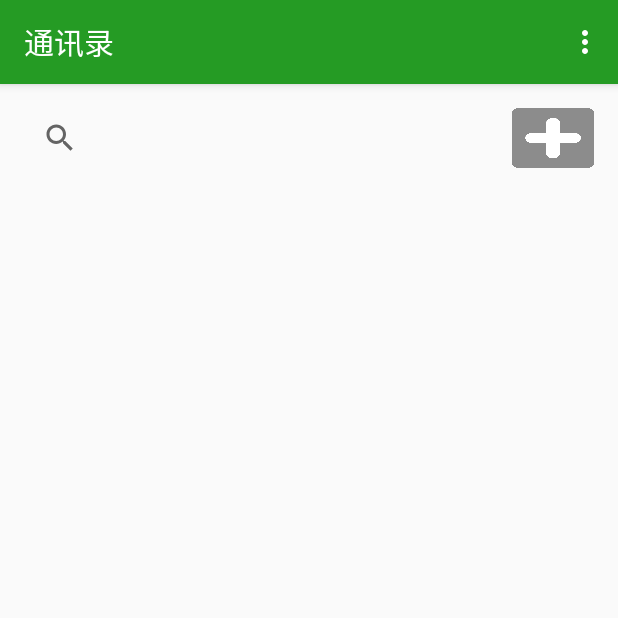
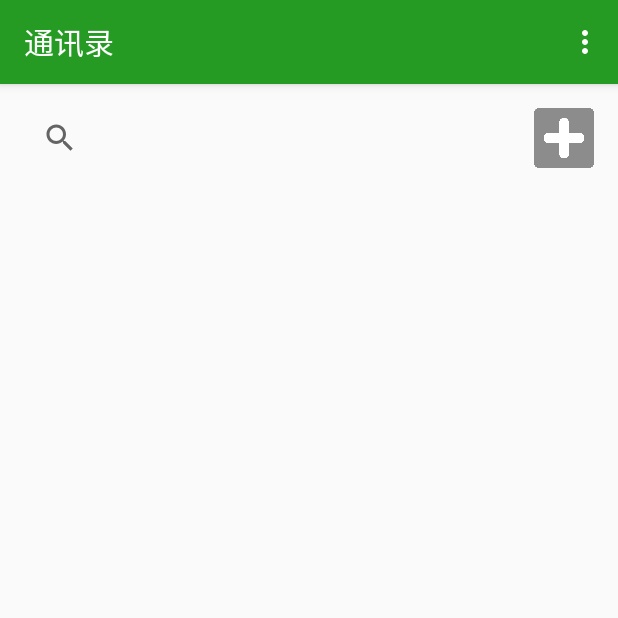
Before and after one commit to wutengfei/ContactBook-2.0, an Android app: the screen it shows after launch (MainActivity), on a phone screen of 412 x 824 dp, the top half of it. Run offline under Robolectric (Android 15) with nearby library versions, the phone set to English and light mode, and no system bars.

Commit message:
添加模糊搜索功能

```diff
--- a/app/src/main/res/layout/activity_main.xml
+++ b/app/src/main/res/layout/activity_main.xml
@@ -1,47 +1,45 @@
 <?xml version="1.0" encoding="utf-8"?>
-<RelativeLayout
-        xmlns:android="http://schemas.android.com/apk/res/android"
+<RelativeLayout xmlns:android="http://schemas.android.com/apk/res/android"
     xmlns:tools="http://schemas.android.com/tools"
     android:layout_width="match_parent"
     android:layout_height="match_parent"
+    android:paddingBottom="@dimen/activity_vertical_margin"
     android:paddingLeft="@dimen/activity_horizontal_margin"
     android:paddingRight="@dimen/activity_horizontal_margin"
     android:paddingTop="@dimen/activity_vertical_margin"
-        android:paddingBottom="@dimen/activity_vertical_margin"
 
     tools:context=".androidUI.MainActivity">
 
-    <LinearLayout
+    <RelativeLayout
+        android:id="@+id/linearLayout"
         android:layout_width="match_parent"
         android:layout_height="wrap_content"
-            android:orientation="horizontal"
-            android:id="@+id/linearLayout">
+        android:orientation="horizontal">
 
         <SearchView
-                android:layout_width="0dp"
+            android:id="@+id/searchView"
+            android:layout_width="wrap_content"
             android:layout_height="40dp"
-                android:id="@+id/searchView"
-                android:layout_weight="6"
-
-              />
+            android:layout_alignParentLeft="true"
+            android:layout_alignParentStart="true"
+            android:layout_toLeftOf="@+id/button" />
 
         <Button
-                android:layout_width="0dp"
+            android:id="@+id/button"
+            android:layout_width="40dp"
             android:layout_height="40dp"
-                android:text=""
-
-                android:layout_weight="1"
+            android:layout_alignParentEnd="true"
+            android:layout_alignParentRight="true"
+            android:layout_alignParentTop="true"
             android:background="@drawable/plus"
-                android:id="@+id/button"
-                android:onClick="add"
-                />
-    </LinearLayout>
+            android:onClick="add" />
+    </RelativeLayout>
 
     <ListView
+        android:id="@+id/listView"
         android:layout_width="wrap_content"
         android:layout_height="wrap_content"
-            android:id="@+id/listView"
-            android:layout_below="@+id/linearLayout"
         android:layout_alignParentLeft="true"
-            android:layout_alignParentStart="true"/>
+        android:layout_alignParentStart="true"
+        android:layout_below="@+id/linearLayout" />
 </RelativeLayout>
```
Also changed, not shown: app/src/main/java/cn/contactbook/androidUI/MainActivity.java (+48 -14 lines). Lines whose indentation alone changed are shown as unchanged.
